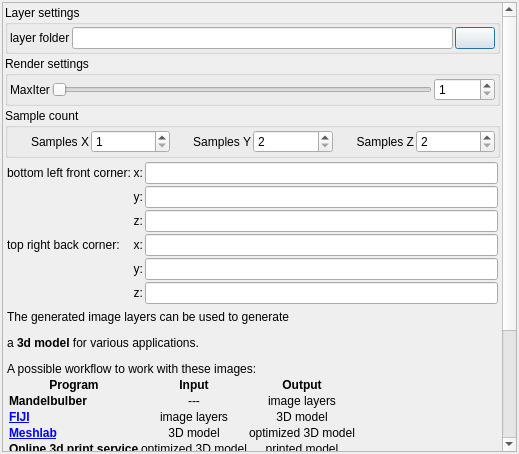
Before: the Qt Designer form mandelbulber2/qt/voxel_export_dialog.ui in buddhi1980/mandelbulber2, drawn with Qt 5.
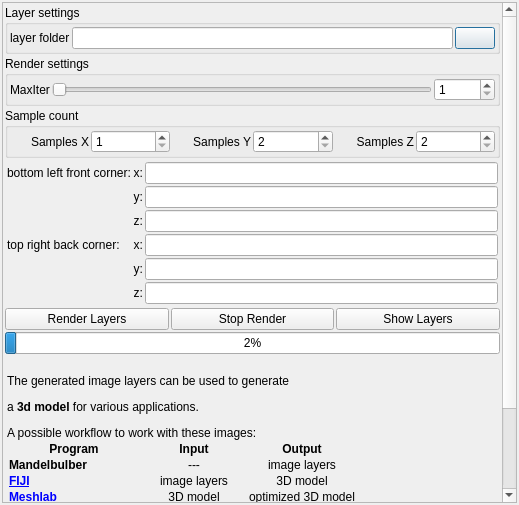
After: the same form once the commit is applied. Icons and pictures are not drawn. Custom widgets are drawn as their Qt base class.

```diff
--- a/mandelbulber2/qt/voxel_export_dialog.ui
+++ b/mandelbulber2/qt/voxel_export_dialog.ui
@@ -7,7 +7,7 @@
     <x>0</x>
     <y>0</y>
     <width>519</width>
-    <height>454</height>
+    <height>505</height>
    </rect>
   </property>
   <property name="windowTitle">
@@ -42,7 +42,7 @@
       <property name="geometry">
        <rect>
         <x>0</x>
-        <y>0</y>
+        <y>-137</y>
         <width>497</width>
         <height>687</height>
        </rect>
@@ -477,40 +477,6 @@
          </layout>
         </widget>
        </item>
-       <item>
-        <widget class="MyGroupBox" name="groupCheck_voxel_show_information" native="true">
-         <property name="title" stdset="0">
-          <string>Show Voxel Information</string>
-         </property>
-         <property name="checkable" stdset="0">
-          <bool>true</bool>
-         </property>
-         <layout class="QVBoxLayout" name="verticalLayout_voxel_show_information">
-          <property name="spacing">
-           <number>2</number>
-          </property>
-          <property name="leftMargin">
-           <number>2</number>
-          </property>
-          <property name="topMargin">
-           <number>2</number>
-          </property>
-          <property name="rightMargin">
-           <number>2</number>
-          </property>
-          <property name="bottomMargin">
-           <number>2</number>
-          </property>
-          <item>
-           <widget class="QLabel" name="label_voxel_information">
-            <property name="text">
-             <string>&lt;html&gt;&lt;head/&gt;&lt;body&gt;&lt;p&gt;The generated image layers can be used to generate &lt;/p&gt;&lt;p&gt;a &lt;span style=&quot; font-weight:600;&quot;&gt;3d model&lt;/span&gt; for various applications.&lt;/p&gt;&lt;p&gt;A possible workflow to work with these images:&lt;/p&gt;&lt;table border=&quot;0&quot; style=&quot; margin-top:0px; margin-bottom:0px; margin-left:0px; margin-right:0px;&quot; cellspacing=&quot;2&quot; cellpadding=&quot;0&quot;&gt;&lt;tr&gt;&lt;td&gt;&lt;p align=&quot;center&quot;&gt;&lt;span style=&quot; font-weight:600;&quot;&gt;Program&lt;/span&gt;&lt;/p&gt;&lt;/td&gt;&lt;td&gt;&lt;p align=&quot;center&quot;&gt;&lt;span style=&quot; font-weight:600;&quot;&gt;Input&lt;/span&gt;&lt;/p&gt;&lt;/td&gt;&lt;td&gt;&lt;p align=&quot;center&quot;&gt;&lt;span style=&quot; font-weight:600;&quot;&gt;Output&lt;/span&gt;&lt;/p&gt;&lt;/td&gt;&lt;/tr&gt;&lt;tr&gt;&lt;td&gt;&lt;p&gt;&lt;span style=&quot; font-weight:600;&quot;&gt;Mandelbulber&lt;/span&gt;&lt;/p&gt;&lt;/td&gt;&lt;td&gt;&lt;p align=&quot;center&quot;&gt;---&lt;/p&gt;&lt;/td&gt;&lt;td&gt;&lt;p align=&quot;center&quot;&gt;image layers&lt;/p&gt;&lt;/td&gt;&lt;/tr&gt;&lt;tr&gt;&lt;td&gt;&lt;p&gt;&lt;a href=&quot;http://fiji.sc/&quot;&gt;&lt;span style=&quot; font-weight:600; text-decoration: underline; color:#0000ff;&quot;&gt;FIJI&lt;/span&gt;&lt;/a&gt;&lt;/p&gt;&lt;/td&gt;&lt;td&gt;&lt;p align=&quot;center&quot;&gt;image layers&lt;/p&gt;&lt;/td&gt;&lt;td&gt;&lt;p align=&quot;center&quot;&gt;3D model&lt;/p&gt;&lt;/td&gt;&lt;/tr&gt;&lt;tr&gt;&lt;td&gt;&lt;p&gt;&lt;a href=&quot;http://meshlab.sourceforge.net/&quot;&gt;&lt;span style=&quot; font-weight:600; text-decoration: underline; color:#0000ff;&quot;&gt;Meshlab&lt;/span&gt;&lt;/a&gt;&lt;/p&gt;&lt;/td&gt;&lt;td&gt;&lt;p align=&quot;center&quot;&gt;3D model&lt;/p&gt;&lt;/td&gt;&lt;td&gt;&lt;p align=&quot;center&quot;&gt;optimized 3D model&lt;/p&gt;&lt;/td&gt;&lt;/tr&gt;&lt;tr&gt;&lt;td&gt;&lt;p&gt;&lt;span style=&quot; font-weight:600;&quot;&gt;Online 3d print service&lt;/span&gt;&lt;/p&gt;&lt;/td&gt;&lt;td&gt;&lt;p align=&quot;center&quot;&gt;optimized 3D model&lt;/p&gt;&lt;/td&gt;&lt;td&gt;&lt;p align=&quot;center&quot;&gt;printed model&lt;/p&gt;&lt;/td&gt;&lt;/tr&gt;&lt;/table&gt;&lt;p&gt;Here are some good articles on this topic:&lt;/p&gt;&lt;p&gt;&lt;a href=&quot;http://henri-hebeisen.com/tag/mandelbulb&quot;&gt;&lt;span style=&quot; text-decoration: underline; color:#0000ff;&quot;&gt;http://henri-hebeisen.com/tag/mandelbulb&lt;/span&gt;&lt;/a&gt;&lt;/p&gt;&lt;p&gt;&lt;a href=&quot;http://www.instructables.com/id/Create-a-3D-printed-3D-fractal/&quot;&gt;&lt;span style=&quot; text-decoration: underline; color:#0000ff;&quot;&gt;http://www.instructables.com/id/Create-a-3D-printed-3D-fractal/&lt;/span&gt;&lt;/a&gt;&lt;/p&gt;&lt;/body&gt;&lt;/html&gt;</string>
-            </property>
-           </widget>
-          </item>
-         </layout>
-        </widget>
-       </item>
        <item>
         <layout class="QHBoxLayout" name="horizontalLayout">
          <item>
@@ -577,6 +543,40 @@
          </property>
         </widget>
        </item>
+       <item>
+        <widget class="MyGroupBox" name="groupCheck_voxel_show_information" native="true">
+         <property name="title" stdset="0">
+          <string>Show Voxel Information</string>
+         </property>
+         <property name="checkable" stdset="0">
+          <bool>true</bool>
+         </property>
+         <layout class="QVBoxLayout" name="verticalLayout_voxel_show_information">
+          <property name="spacing">
+           <number>2</number>
+          </property>
+          <property name="leftMargin">
+           <number>2</number>
+          </property>
+          <property name="topMargin">
+           <number>2</number>
+          </property>
+          <property name="rightMargin">
+           <number>2</number>
+          </property>
+          <property name="bottomMargin">
+           <number>2</number>
+          </property>
+          <item>
+           <widget class="QLabel" name="label_voxel_information">
+            <property name="text">
+             <string>&lt;html&gt;&lt;head/&gt;&lt;body&gt;&lt;p&gt;The generated image layers can be used to generate &lt;/p&gt;&lt;p&gt;a &lt;span style=&quot; font-weight:600;&quot;&gt;3d model&lt;/span&gt; for various applications.&lt;/p&gt;&lt;p&gt;A possible workflow to work with these images:&lt;/p&gt;&lt;table border=&quot;0&quot; style=&quot; margin-top:0px; margin-bottom:0px; margin-left:0px; margin-right:0px;&quot; cellspacing=&quot;2&quot; cellpadding=&quot;0&quot;&gt;&lt;tr&gt;&lt;td&gt;&lt;p align=&quot;center&quot;&gt;&lt;span style=&quot; font-weight:600;&quot;&gt;Program&lt;/span&gt;&lt;/p&gt;&lt;/td&gt;&lt;td&gt;&lt;p align=&quot;center&quot;&gt;&lt;span style=&quot; font-weight:600;&quot;&gt;Input&lt;/span&gt;&lt;/p&gt;&lt;/td&gt;&lt;td&gt;&lt;p align=&quot;center&quot;&gt;&lt;span style=&quot; font-weight:600;&quot;&gt;Output&lt;/span&gt;&lt;/p&gt;&lt;/td&gt;&lt;/tr&gt;&lt;tr&gt;&lt;td&gt;&lt;p&gt;&lt;span style=&quot; font-weight:600;&quot;&gt;Mandelbulber&lt;/span&gt;&lt;/p&gt;&lt;/td&gt;&lt;td&gt;&lt;p align=&quot;center&quot;&gt;---&lt;/p&gt;&lt;/td&gt;&lt;td&gt;&lt;p align=&quot;center&quot;&gt;image layers&lt;/p&gt;&lt;/td&gt;&lt;/tr&gt;&lt;tr&gt;&lt;td&gt;&lt;p&gt;&lt;a href=&quot;http://fiji.sc/&quot;&gt;&lt;span style=&quot; font-weight:600; text-decoration: underline; color:#0000ff;&quot;&gt;FIJI&lt;/span&gt;&lt;/a&gt;&lt;/p&gt;&lt;/td&gt;&lt;td&gt;&lt;p align=&quot;center&quot;&gt;image layers&lt;/p&gt;&lt;/td&gt;&lt;td&gt;&lt;p align=&quot;center&quot;&gt;3D model&lt;/p&gt;&lt;/td&gt;&lt;/tr&gt;&lt;tr&gt;&lt;td&gt;&lt;p&gt;&lt;a href=&quot;http://meshlab.sourceforge.net/&quot;&gt;&lt;span style=&quot; font-weight:600; text-decoration: underline; color:#0000ff;&quot;&gt;Meshlab&lt;/span&gt;&lt;/a&gt;&lt;/p&gt;&lt;/td&gt;&lt;td&gt;&lt;p align=&quot;center&quot;&gt;3D model&lt;/p&gt;&lt;/td&gt;&lt;td&gt;&lt;p align=&quot;center&quot;&gt;optimized 3D model&lt;/p&gt;&lt;/td&gt;&lt;/tr&gt;&lt;tr&gt;&lt;td&gt;&lt;p&gt;&lt;span style=&quot; font-weight:600;&quot;&gt;Online 3d print service&lt;/span&gt;&lt;/p&gt;&lt;/td&gt;&lt;td&gt;&lt;p align=&quot;center&quot;&gt;optimized 3D model&lt;/p&gt;&lt;/td&gt;&lt;td&gt;&lt;p align=&quot;center&quot;&gt;printed model&lt;/p&gt;&lt;/td&gt;&lt;/tr&gt;&lt;/table&gt;&lt;p&gt;Here are some good articles on this topic:&lt;/p&gt;&lt;p&gt;&lt;a href=&quot;http://henri-hebeisen.com/tag/mandelbulb&quot;&gt;&lt;span style=&quot; text-decoration: underline; color:#0000ff;&quot;&gt;http://henri-hebeisen.com/tag/mandelbulb&lt;/span&gt;&lt;/a&gt;&lt;/p&gt;&lt;p&gt;&lt;a href=&quot;http://www.instructables.com/id/Create-a-3D-printed-3D-fractal/&quot;&gt;&lt;span style=&quot; text-decoration: underline; color:#0000ff;&quot;&gt;http://www.instructables.com/id/Create-a-3D-printed-3D-fractal/&lt;/span&gt;&lt;/a&gt;&lt;/p&gt;&lt;/body&gt;&lt;/html&gt;</string>
+            </property>
+           </widget>
+          </item>
+         </layout>
+        </widget>
+       </item>
        <item>
         <spacer name="verticalSpacer">
          <property name="orientation">
```
